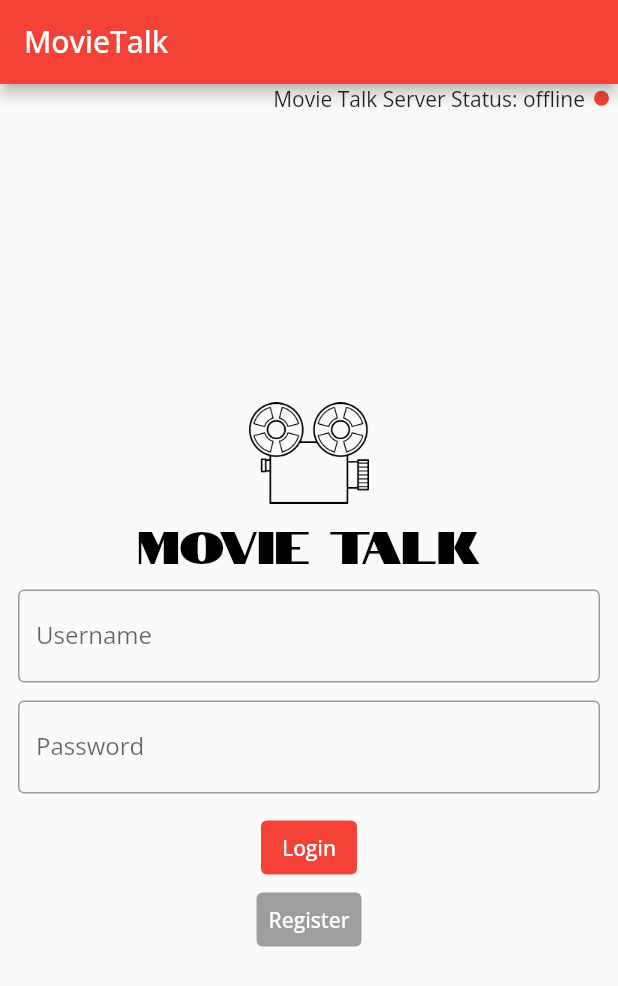
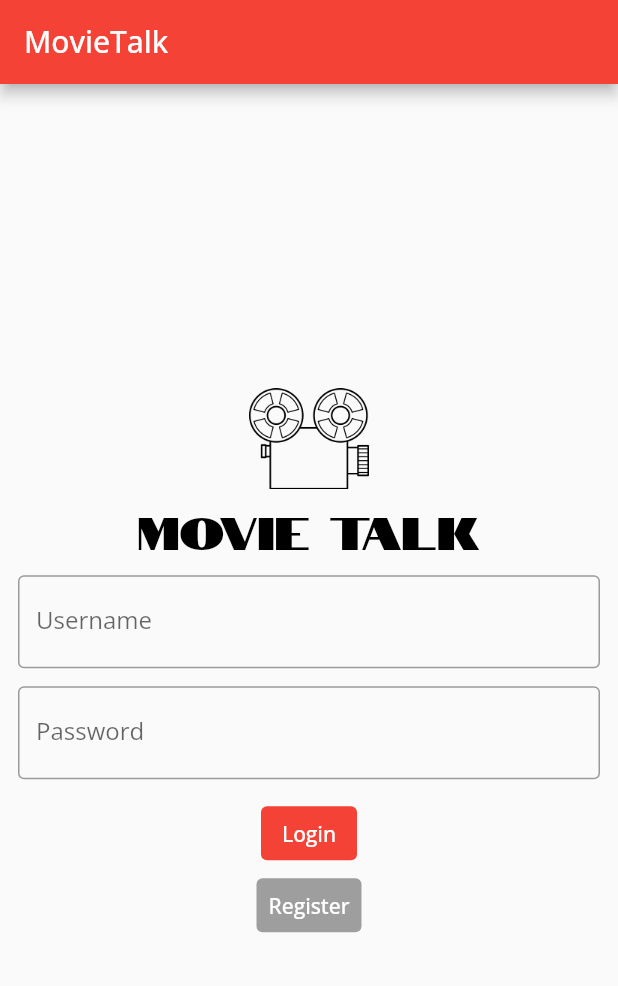
Before and after one commit to danielmbutler/MovieTalk-Flutter, a Flutter app: the screen it shows after launch, on a phone screen of 412 x 824 dp. Shown: the top 986 px of the screen. Run offline on Flutter 3.47's test engine with Material 2 defaults, Android fonts, the phone set to English and light mode, and no system bars; our stand-ins replace cached_network_image; missing offline and left inert: amplify_api, amplify_auth_cognito, amplify_datastore, amplify_datastore_plugin_interface, amplify_flutter.

Commit message:
removing server status widget

```diff
--- a/app/lib/screens/login/login_screen.dart
+++ b/app/lib/screens/login/login_screen.dart
@@ -3,7 +3,6 @@ import 'package:app/screens/shared/custom_scaffold.dart';
 import 'package:flutter/cupertino.dart';
 import 'package:flutter/material.dart';
 import 'widgets/login_box.dart';
-import 'widgets/server_status.dart';
 
 class LoginScreen extends StatefulWidget {
   @override
@@ -18,8 +17,6 @@ class _LoginScreen extends State<LoginScreen> {
     return CustomScaffold(
             'MovieTalk',
             <Widget>[
-              ServerStatus(Amplify.isConfigured ? "online" : "offline",
-                  Amplify.isConfigured),
               Expanded(child: LoginBox())
             ],
             null,
--- a/app/lib/screens/login/widgets/server_status.dart
+++ /dev/null
@@ -1,29 +0,0 @@
-import 'package:flutter/cupertino.dart';
-import 'package:flutter/material.dart';
-
-class ServerStatus extends StatelessWidget {
-  final String message;
-  final bool isServerRunning;
-
-  ServerStatus(this.message, this.isServerRunning);
-
-  @override
-  Widget build(BuildContext context) {
-    return Row(
-      mainAxisAlignment: MainAxisAlignment.end,
-      children: [
-        Text("Movie Talk Server Status: $message"),
-        const Padding(padding: EdgeInsets.only(right: 6.0)),
-        Container(
-          width: 10.0,
-          height: 10.0,
-          decoration: BoxDecoration(
-            color: isServerRunning ? Colors.green : Colors.red,
-            shape: BoxShape.circle,
-          ),
-        ),
-        const Padding(padding: EdgeInsets.only(right: 6.0)),
-      ],
-    );
-  }
-}
```
